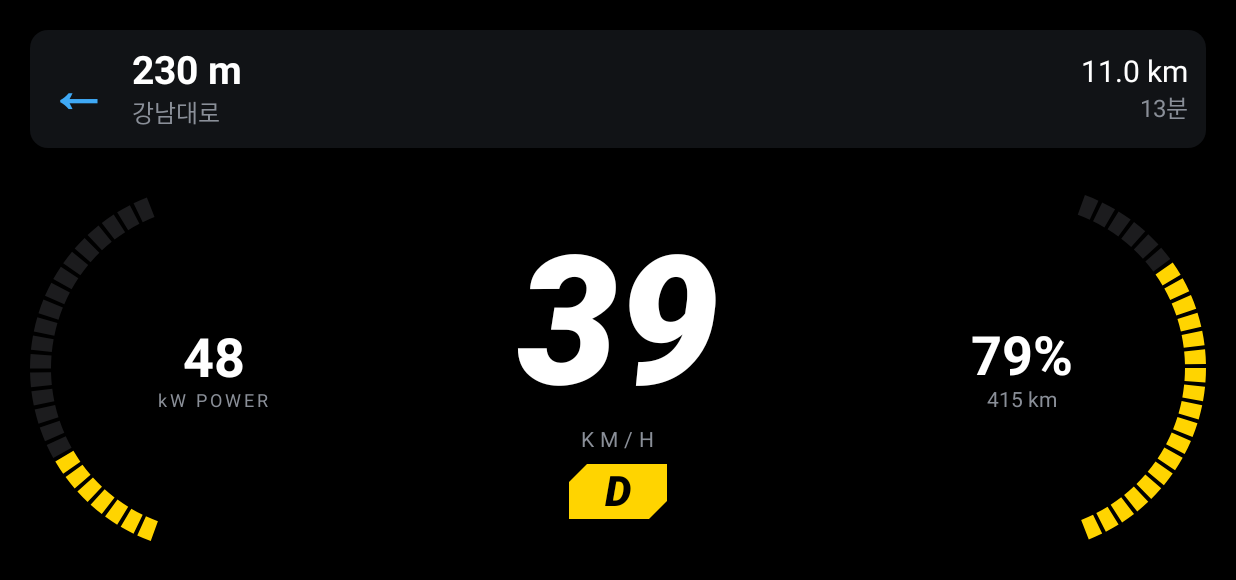
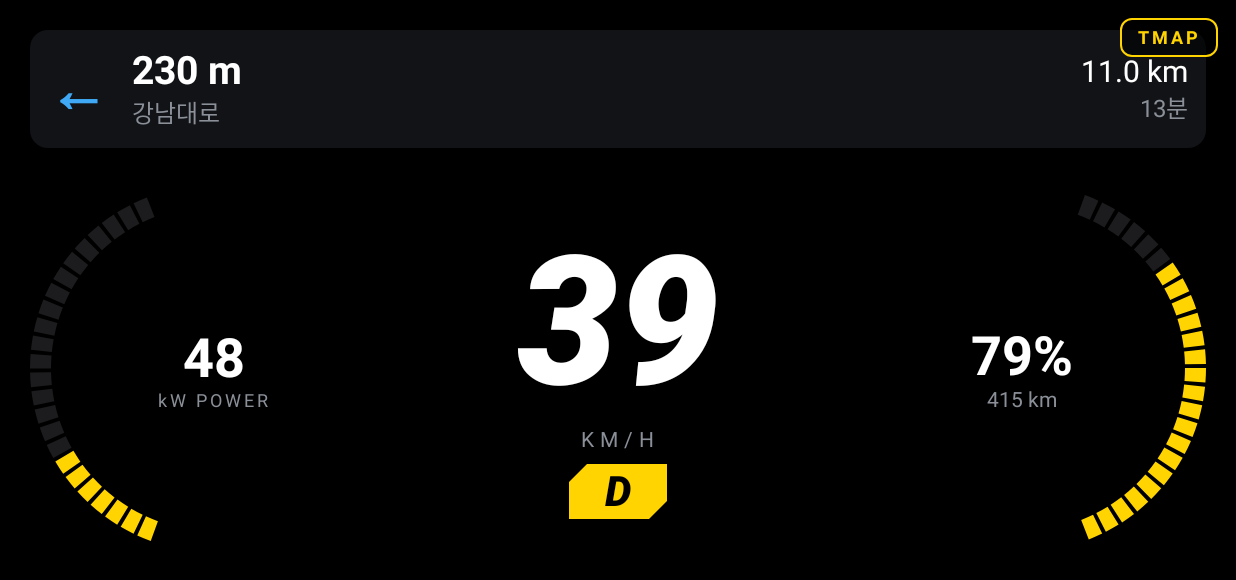
Before and after one commit to choiyoungun/emergency-process-local, an Android app built with Jetpack Compose: the screen it shows after launch (MainActivity), on a phone screen of 824 x 412 dp (held sideways). Shown: the top 580 px of the screen. Run offline under Robolectric (Android 15) with nearby library versions, the phone set to English and light mode, and no system bars.

Commit message:
Add TMAP side-window launcher and compact layout for split screen
Co-Authored-By: Claude Sonnet 5.5 <noreply@anthropic.com>
Claude-Session: https://claude.ai/code/session_01QaH3V6YR6UzCRvXWusb2EW

```diff
--- a/tesla-dash/app/src/main/AndroidManifest.xml
+++ b/tesla-dash/app/src/main/AndroidManifest.xml
@@ -1,6 +1,12 @@
 <?xml version="1.0" encoding="utf-8"?>
 <manifest xmlns:android="http://schemas.android.com/apk/res/android">
+    <queries>
+        <package android:name="com.skt.tmap.ku" />
+        <package android:name="com.skt.skaf.l001mtm091" />
+    </queries>
+
     <application
+        android:resizeableActivity="true"
         android:label="Tesla Dash"
         android:theme="@style/Theme.TeslaDash">
         <activity
--- a/tesla-dash/app/src/main/java/com/example/tesladash/MainActivity.kt
+++ b/tesla-dash/app/src/main/java/com/example/tesladash/MainActivity.kt
@@ -2,29 +2,35 @@ package com.example.tesladash
 
 import android.os.Bundle
 import android.view.WindowManager
+import android.widget.Toast
 import androidx.activity.ComponentActivity
 import androidx.activity.compose.setContent
 import androidx.activity.viewModels
 import androidx.compose.foundation.clickable
 import androidx.compose.foundation.interaction.MutableInteractionSource
-import androidx.compose.foundation.layout.Box
+import androidx.compose.foundation.layout.BoxWithConstraints
 import androidx.compose.foundation.layout.fillMaxSize
 import androidx.compose.runtime.LaunchedEffect
 import androidx.compose.runtime.mutableStateOf
 import androidx.compose.runtime.remember
 import androidx.compose.runtime.saveable.rememberSaveable
+import androidx.compose.ui.Alignment
 import androidx.compose.ui.Modifier
+import androidx.compose.ui.unit.dp
 import androidx.core.view.WindowCompat
 import androidx.core.view.WindowInsetsCompat
 import androidx.core.view.WindowInsetsControllerCompat
 import androidx.lifecycle.compose.collectAsStateWithLifecycle
 import kotlinx.coroutines.delay
 import com.example.tesladash.ui.CameraBeeper
+import com.example.tesladash.ui.CompactScreen
 import com.example.tesladash.ui.DashScreen
 import com.example.tesladash.ui.DashViewModel
 import com.example.tesladash.ui.NaviScreen
 import com.example.tesladash.ui.SideCameraOverlay
 import com.example.tesladash.ui.SportScreen
+import com.example.tesladash.ui.TmapButton
+import com.example.tesladash.util.TmapLauncher
 
 class MainActivity : ComponentActivity() {
     private val vm: DashViewModel by viewModels()
@@ -51,17 +57,28 @@ class MainActivity : ComponentActivity() {
                 }
             }
             val layout = rememberSaveable { mutableStateOf(0) } // 0=스포츠, 1=기본, 2=내비
-            Box(
+            BoxWithConstraints(
                 Modifier.fillMaxSize().clickable(
                     interactionSource = remember { MutableInteractionSource() }, indication = null,
                 ) { layout.value = (layout.value + 1) % 3 },
             ) {
-                when (layout.value) {
+                // 분할 화면처럼 창이 좁으면 간단한 레이아웃으로 바꾼다.
+                if (maxWidth < 560.dp) {
+                    CompactScreen(state, nav)
+                } else when (layout.value) {
                     0 -> SportScreen(state, nav)
                     1 -> DashScreen(state, nav)
                     else -> NaviScreen(state, nav)
                 }
                 SideCameraOverlay(state.turnSignal, Modifier.fillMaxSize())
+                TmapButton(
+                    onClick = {
+                        if (!TmapLauncher.launch(this@MainActivity)) {
+                            Toast.makeText(this@MainActivity, "티맵 앱을 찾을 수 없습니다", Toast.LENGTH_SHORT).show()
+                        }
+                    },
+                    modifier = Modifier.align(Alignment.TopEnd),
+                )
             }
         }
     }
--- /dev/null
+++ b/tesla-dash/app/src/main/java/com/example/tesladash/ui/TmapButton.kt
@@ -0,0 +1,25 @@
+package com.example.tesladash.ui
+
+import androidx.compose.foundation.border
+import androidx.compose.foundation.background
+import androidx.compose.foundation.clickable
+import androidx.compose.foundation.layout.padding
+import androidx.compose.foundation.shape.RoundedCornerShape
+import androidx.compose.material3.Text
+import androidx.compose.runtime.Composable
+import androidx.compose.ui.Modifier
+import androidx.compose.ui.graphics.Color
+import androidx.compose.ui.text.font.FontWeight
+import androidx.compose.ui.unit.dp
+import androidx.compose.ui.unit.sp
+
+@Composable
+fun TmapButton(onClick: () -> Unit, modifier: Modifier = Modifier) {
+    val shape = RoundedCornerShape(8.dp)
+    Text(
+        "TMAP", color = Color(0xFFFFD400), fontSize = 12.sp, fontWeight = FontWeight.Bold, letterSpacing = 2.sp,
+        modifier = modifier.padding(12.dp)
+            .background(Color(0x99000000), shape).border(1.dp, Color(0xFFFFD400), shape)
+            .clickable(onClick = onClick).padding(horizontal = 12.dp, vertical = 6.dp),
+    )
+}
```
Also changed, not shown: tesla-dash/app/src/main/java/com/example/tesladash/ui/CompactScreen.kt (added, +54 -0 lines), tesla-dash/app/src/main/java/com/example/tesladash/util/TmapLauncher.kt (added, +20 -0 lines), 1 other file.
